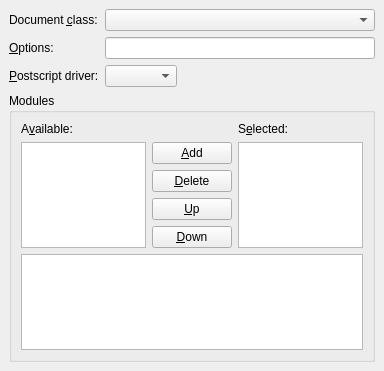
The window that src/frontends/qt4/ui/LaTeXUi.ui (cburschka/lyx) describes before a commit, drawn with Qt 5.
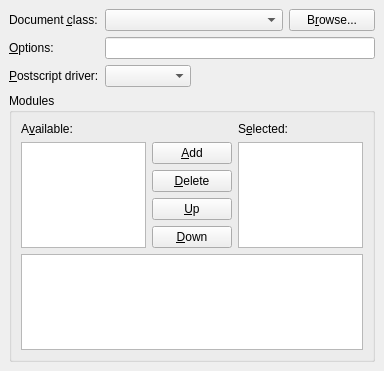
The same window after the commit.

Commit message: Allow selection of a local layout file from the document->settings dialog.

Diff of the .ui file:
```diff
--- a/src/frontends/qt4/ui/LaTeXUi.ui
+++ b/src/frontends/qt4/ui/LaTeXUi.ui
@@ -19,7 +19,7 @@
    <property name="spacing" >
     <number>6</number>
    </property>
-   <item row="3" column="0" colspan="3" >
+   <item row="3" column="0" colspan="4" >
     <widget class="QGroupBox" name="modulesGB" >
      <property name="title" >
       <string>Modules</string>
@@ -129,7 +129,7 @@
      </property>
     </widget>
    </item>
-   <item row="2" column="2" >
+   <item row="2" column="2" colspan="2">
     <spacer>
      <property name="orientation" >
       <enum>Qt::Horizontal</enum>
@@ -167,6 +167,29 @@
    </item>
    <item row="0" column="1" colspan="2" >
     <widget class="QComboBox" name="classCO" />
+     <property name="sizePolicy" >
+      <sizepolicy>
+       <hsizetype>7</hsizetype>
+       <vsizetype>0</vsizetype>
+       <horstretch>0</horstretch>
+       <verstretch>0</verstretch>
+      </sizepolicy>
+     </property>
+   </item>
+   <item row="0" column="3" >
+    <widget class="QPushButton" name="layoutPB" >
+     <property name="sizePolicy" >
+      <sizepolicy>
+       <hsizetype>1</hsizetype>
+       <vsizetype>0</vsizetype>
+       <horstretch>0</horstretch>
+       <verstretch>0</verstretch>
+      </sizepolicy>
+     </property>
+     <property name="text" >
+      <string>B&amp;rowse...</string>
+     </property>
+    </widget>
    </item>
    <item row="1" column="0" >
     <widget class="QLabel" name="optionsL" >
@@ -178,7 +201,7 @@
      </property>
     </widget>
    </item>
-   <item row="1" column="1" colspan="2" >
+   <item row="1" column="1" colspan="3" >
     <widget class="QLineEdit" name="optionsLE" />
    </item>
   </layout>
```
The commit also changes 3 other files.
